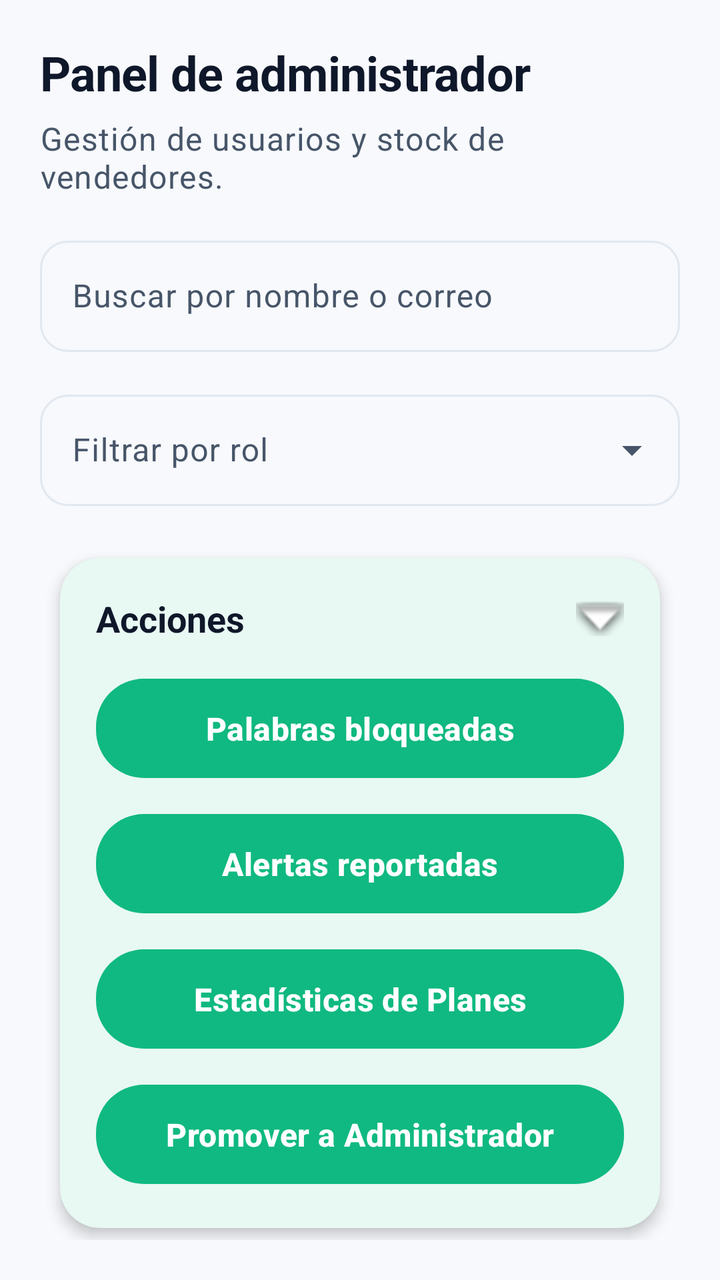
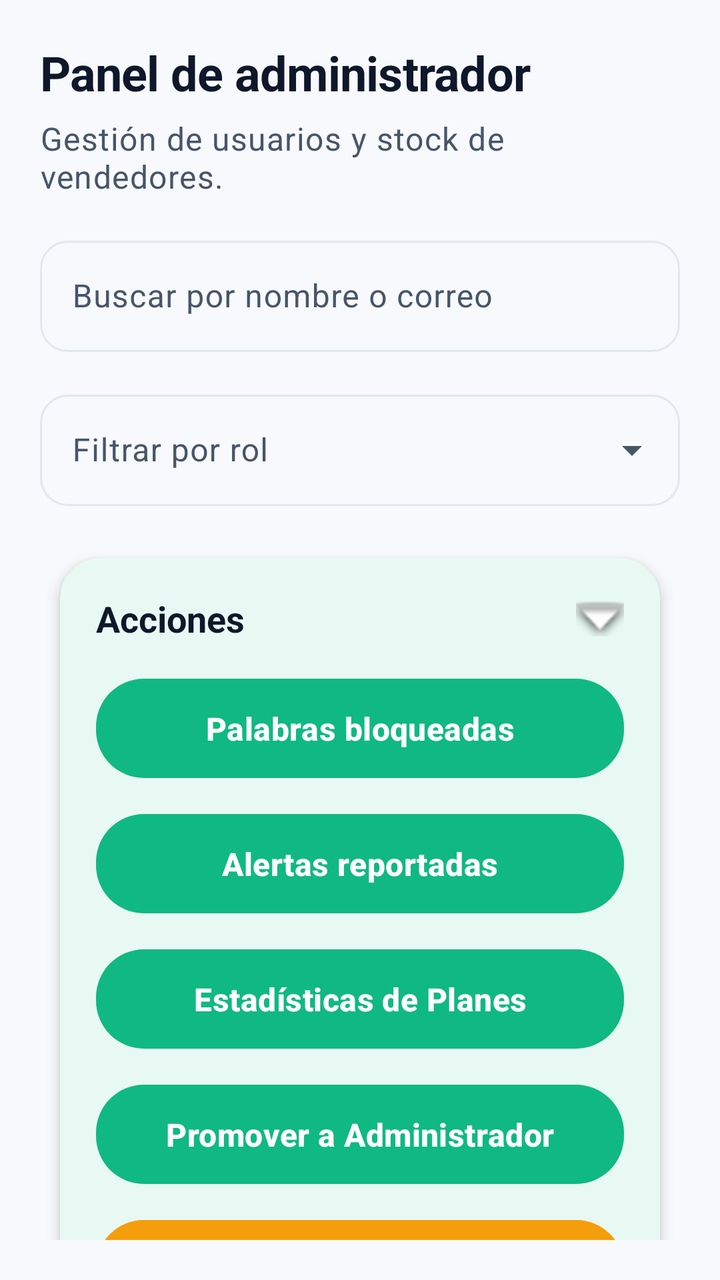

Two renders of the same Android screen: before a commit and after it. Below are the layout's source before the change and the commit's diff.
<!-- AndroidManifest.xml: application theme Theme.RutaAlmacen -->
<!-- res/layout/activity_admin.xml -->
<?xml version="1.0" encoding="utf-8"?>
<androidx.constraintlayout.widget.ConstraintLayout xmlns:android="http://schemas.android.com/apk/res/android"
    xmlns:app="http://schemas.android.com/apk/res-auto"
    xmlns:tools="http://schemas.android.com/tools"
    android:id="@+id/contenedor_admin"
    android:layout_width="match_parent"
    android:layout_height="match_parent"
    android:background="@color/fondo_app"
    android:padding="@dimen/margen_pantalla"
    tools:context=".AdminActivity">

    <TextView
        android:id="@+id/texto_titulo_admin"
        android:layout_width="0dp"
        android:layout_height="wrap_content"
        android:text="Panel de administrador"
        android:textAppearance="@style/TextAppearance.RutaAlmacen.Vendedor.TitleLarge"
        app:layout_constraintEnd_toEndOf="parent"
        app:layout_constraintStart_toStartOf="parent"
        app:layout_constraintTop_toTopOf="parent" />

    <TextView
        android:id="@+id/texto_detalle_admin"
        android:layout_width="0dp"
        android:layout_height="wrap_content"
        android:layout_marginTop="@dimen/espacio_xs"
        android:text="Gestión de usuarios y stock de vendedores."
        android:textAppearance="@style/TextAppearance.RutaAlmacen.Vendedor.BodyMedium"
        app:layout_constraintEnd_toEndOf="parent"
        app:layout_constraintStart_toStartOf="parent"
        app:layout_constraintTop_toBottomOf="@id/texto_titulo_admin" />

    <com.google.android.material.textfield.TextInputLayout
        android:id="@+id/contenedor_busqueda_usuario"
        style="@style/Widget.Material3.TextInputLayout.OutlinedBox"
        android:layout_width="0dp"
        android:layout_height="wrap_content"
        android:layout_marginTop="@dimen/separador_card"
        android:hint="Buscar por nombre o correo"
        app:hintTextAppearance="@style/TextAppearance.RutaAlmacen.Vendedor.BodyMedium"
        app:layout_constraintEnd_toEndOf="parent"
        app:layout_constraintStart_toStartOf="parent"
        app:layout_constraintTop_toBottomOf="@id/texto_detalle_admin">

        <com.google.android.material.textfield.TextInputEditText
            android:id="@+id/campo_busqueda_usuario"
            android:layout_width="match_parent"
            android:layout_height="wrap_content"
            android:inputType="textEmailAddress" />
    </com.google.android.material.textfield.TextInputLayout>

    <com.google.android.material.textfield.TextInputLayout
        android:id="@+id/contenedor_filtro_rol"
        style="@style/Widget.Material3.TextInputLayout.OutlinedBox.ExposedDropdownMenu"
        android:layout_width="0dp"
        android:layout_height="wrap_content"
        android:layout_marginTop="@dimen/separador_card"
        android:hint="Filtrar por rol"
        app:endIconMode="dropdown_menu"
        app:hintTextAppearance="@style/TextAppearance.RutaAlmacen.Vendedor.BodyMedium"
        app:layout_constraintEnd_toEndOf="parent"
        app:layout_constraintStart_toStartOf="parent"
        app:layout_constraintTop_toBottomOf="@id/contenedor_busqueda_usuario">

        <AutoCompleteTextView
            android:id="@+id/campo_filtro_rol"
            android:layout_width="match_parent"
            android:layout_height="wrap_content"
            android:inputType="none" />
    </com.google.android.material.textfield.TextInputLayout>

    <com.google.android.material.card.MaterialCardView
        android:id="@+id/contenedor_acciones_admin"
        android:layout_width="0dp"
        android:layout_height="wrap_content"
        android:layout_marginTop="@dimen/separador_card"
        app:cardBackgroundColor="@color/fondo_card"
        app:cardCornerRadius="@dimen/radio_card"
        app:cardElevation="@dimen/elevacion_card"
        app:cardUseCompatPadding="true"
        app:strokeWidth="0dp"
        app:layout_constraintEnd_toEndOf="parent"
        app:layout_constraintStart_toStartOf="parent"
        app:layout_constraintTop_toBottomOf="@id/contenedor_filtro_rol">

        <LinearLayout
            android:layout_width="match_parent"
            android:layout_height="wrap_content"
            android:orientation="vertical"
            android:padding="@dimen/padding_card">

            <LinearLayout
                android:id="@+id/encabezado_acciones_admin"
                android:layout_width="match_parent"
                android:layout_height="wrap_content"
                android:clickable="true"
                android:focusable="true"
                android:gravity="center_vertical"
                android:orientation="horizontal">

                <TextView
                    android:layout_width="0dp"
                    android:layout_height="wrap_content"
                    android:layout_weight="1"
                    android:text="Acciones"
                    android:textAppearance="@style/TextAppearance.RutaAlmacen.Vendedor.TitleMedium" />

                <ImageView
                    android:id="@+id/icono_acciones_admin"
                    android:layout_width="@dimen/ancho_icono"
                    android:layout_height="@dimen/ancho_icono"
                    android:contentDescription="@null"
                    android:src="@android:drawable/arrow_down_float" />
            </LinearLayout>

            <LinearLayout
                android:id="@+id/contenido_acciones_admin"
                android:layout_width="match_parent"
                android:layout_height="wrap_content"
                android:layout_marginTop="@dimen/separador_card"
                android:orientation="vertical">

                <com.google.android.material.button.MaterialButton
                    android:id="@+id/boton_palabras_bloqueadas"
                    android:layout_width="match_parent"
                    android:layout_height="wrap_content"
                    android:text="Palabras bloqueadas"
                    app:iconGravity="textStart" />

                <com.google.android.material.button.MaterialButton
                    android:id="@+id/boton_alertas_reportadas"
                    android:layout_width="match_parent"
                    android:layout_height="wrap_content"
                    android:layout_marginTop="@dimen/espacio_sm"
                    android:text="Alertas reportadas"
                    app:iconGravity="textStart" />

                <com.google.android.material.button.MaterialButton
                    android:id="@+id/boton_estadisticas_planes"
                    android:layout_width="match_parent"
                    android:layout_height="wrap_content"
                    android:layout_marginTop="@dimen/espacio_sm"
                    android:text="Estadísticas de Planes"
                    app:iconGravity="textStart" />

                <com.google.android.material.button.MaterialButton
                    android:id="@+id/boton_promover_admin"
                    android:layout_width="match_parent"
                    android:layout_height="wrap_content"
                    android:layout_marginTop="@dimen/espacio_sm"
                    android:text="Promover a Administrador"
                    app:iconGravity="textStart" />
            </LinearLayout>
        </LinearLayout>
    </com.google.android.material.card.MaterialCardView>

    <TextView
        android:id="@+id/texto_sin_usuarios"
        android:layout_width="0dp"
        android:layout_height="wrap_content"
        android:layout_marginTop="@dimen/separador_card"
        android:text="No hay usuarios registrados."
        android:textAppearance="@style/TextAppearance.RutaAlmacen.Vendedor.BodyMedium"
        android:visibility="gone"
        app:layout_constraintEnd_toEndOf="parent"
        app:layout_constraintStart_toStartOf="parent"
        app:layout_constraintTop_toBottomOf="@id/contenedor_acciones_admin" />

    <androidx.recyclerview.widget.RecyclerView
        android:id="@+id/recycler_usuarios_admin"
        android:layout_width="0dp"
        android:layout_height="0dp"
        android:layout_marginTop="@dimen/separador_card"
        android:clipToPadding="false"
        android:paddingBottom="@dimen/espacio_lg"
        app:layout_constraintBottom_toBottomOf="parent"
        app:layout_constraintEnd_toEndOf="parent"
        app:layout_constraintStart_toStartOf="parent"
        app:layout_constraintTop_toBottomOf="@id/texto_sin_usuarios"
        tools:listitem="@layout/item_usuario_admin" />

</androidx.constraintlayout.widget.ConstraintLayout>
<!-- res/layout/item_usuario_admin.xml (included above) -->
<?xml version="1.0" encoding="utf-8"?>
<com.google.android.material.card.MaterialCardView xmlns:android="http://schemas.android.com/apk/res/android"
    xmlns:app="http://schemas.android.com/apk/res-auto"
    android:layout_width="match_parent"
    android:layout_height="wrap_content"
    android:layout_marginHorizontal="@dimen/espacio_xs"
    android:layout_marginVertical="@dimen/espacio_xs"
    app:cardBackgroundColor="@color/fondo_card"
    app:cardCornerRadius="@dimen/radio_card"
    app:cardElevation="@dimen/elevacion_card"
    app:cardUseCompatPadding="true"
    app:strokeWidth="0dp">

    <LinearLayout
        android:layout_width="match_parent"
        android:layout_height="wrap_content"
        android:orientation="vertical"
        android:padding="@dimen/padding_card">

        <TextView
            android:id="@+id/texto_nombre_usuario"
            android:layout_width="match_parent"
            android:layout_height="wrap_content"
            android:textAppearance="@style/TextAppearance.RutaAlmacen.Vendedor.TitleMedium"
            android:text="Nombre" />

        <TextView
            android:id="@+id/texto_correo_usuario"
            android:layout_width="match_parent"
            android:layout_height="wrap_content"
            android:layout_marginTop="@dimen/espacio_xs"
            android:textAppearance="@style/TextAppearance.RutaAlmacen.Vendedor.BodyMedium"
            android:text="correo@ejemplo.com" />

        <TextView
            android:id="@+id/texto_rol_usuario"
            android:layout_width="match_parent"
            android:layout_height="wrap_content"
            android:layout_marginTop="@dimen/espacio_xs"
            android:textAppearance="@style/TextAppearance.RutaAlmacen.Vendedor.BodyMedium"
            android:text="Rol: vendedor" />

        <TextView
            android:id="@+id/texto_estado_usuario"
            android:layout_width="match_parent"
            android:layout_height="wrap_content"
            android:layout_marginTop="@dimen/espacio_xs"
            android:textAppearance="@style/TextAppearance.RutaAlmacen.Vendedor.BodyMedium"
            android:text="Estado: Activo" />

        <TextView
            android:id="@+id/texto_inactividad_usuario"
            android:layout_width="match_parent"
            android:layout_height="wrap_content"
            android:layout_marginTop="@dimen/espacio_xs"
            android:textAppearance="@style/TextAppearance.RutaAlmacen.Vendedor.BodyMedium"
            android:text="Inactivo: 0 días" />

        <TextView
            android:id="@+id/texto_creacion_usuario"
            android:layout_width="match_parent"
            android:layout_height="wrap_content"
            android:layout_marginTop="@dimen/espacio_xs"
            android:textAppearance="@style/TextAppearance.RutaAlmacen.Vendedor.BodyMedium"
            android:text="Creado: --" />

        <LinearLayout
            android:layout_width="match_parent"
            android:layout_height="wrap_content"
            android:layout_marginTop="@dimen/espacio_md"
            android:orientation="vertical">

            <LinearLayout
                android:layout_width="match_parent"
                android:layout_height="wrap_content"
                android:gravity="end"
                android:orientation="horizontal">

                <com.google.android.material.button.MaterialButton
                    android:id="@+id/boton_gestionar_plan"
                    style="@style/Widget.Material3.Button.TonalButton"
                    android:layout_width="wrap_content"
                    android:layout_height="wrap_content"
                    android:text="Gestionar Plan"
                    app:icon="@drawable/ic_grant_privilege"
                    app:iconGravity="textStart" />

                <com.google.android.material.button.MaterialButton
                    android:id="@+id/boton_ver_stock_admin"
                    style="@style/Widget.Material3.Button.TonalButton"
                    android:layout_width="wrap_content"
                    android:layout_height="wrap_content"
                    android:layout_marginStart="@dimen/espacio_xs"
                    android:text="Ver stock" />
            </LinearLayout>

            <LinearLayout
                android:layout_width="match_parent"
                android:layout_height="wrap_content"
                android:layout_marginTop="@dimen/espacio_xs"
                android:gravity="end"
                android:orientation="horizontal">

                <com.google.android.material.button.MaterialButton
                    android:id="@+id/boton_hacer_admin"
                    style="@style/Widget.Material3.Button.TonalButton"
                    android:layout_width="wrap_content"
                    android:layout_height="wrap_content"
                    android:text="Hacer Admin"
                    android:textColor="@color/colorPrimary"
                    app:icon="@drawable/ic_grant_privilege"
                    app:iconGravity="textStart"
                    android:visibility="gone" />

                <com.google.android.material.button.MaterialButton
                    android:id="@+id/boton_bloquear_usuario"
                    style="@style/Widget.Material3.Button.TonalButton"
                    android:layout_width="wrap_content"
                    android:layout_height="wrap_content"
                    android:text="Bloquear"
                    android:textColor="@color/estado_pendiente" />

                <com.google.android.material.button.MaterialButton
                    android:id="@+id/boton_eliminar_usuario"
                    style="@style/Widget.Material3.Button.TonalButton"
                    android:layout_width="wrap_content"
                    android:layout_height="wrap_content"
                    android:layout_marginStart="@dimen/espacio_xs"
                    android:text="Eliminar"
                    android:textColor="@color/estado_cerrado" />
            </LinearLayout>
        </LinearLayout>
    </LinearLayout>

</com.google.android.material.card.MaterialCardView>
<!-- resources referenced by this layout -->
<resources>
  <color name="colorPrimary">#FF10B981</color>
  <color name="estado_cerrado">#FFEF4444</color>
  <color name="estado_pendiente">#FFF59E0B</color>
  <color name="fondo_app">#FFF7F9FC</color>
  <color name="fondo_card">#FFFFFFFF</color>
  <dimen name="ancho_icono">24dp</dimen>
  <dimen name="elevacion_card">4dp</dimen>
  <dimen name="espacio_lg">20dp</dimen>
  <dimen name="espacio_md">16dp</dimen>
  <dimen name="espacio_sm">10dp</dimen>
  <dimen name="espacio_xs">6dp</dimen>
  <dimen name="margen_pantalla">20dp</dimen>
  <dimen name="padding_card">18dp</dimen>
  <dimen name="radio_card">20dp</dimen>
  <dimen name="separador_card">14dp</dimen>
  <!-- drawable ic_grant_privilege (drawable) -->
  <vector xmlns:android="http://schemas.android.com/apk/res/android"
      android:width="24dp"
      android:height="24dp"
      android:viewportWidth="24"
      android:viewportHeight="24">
      <path
          android:fillColor="#FF10B981"
          android:pathData="M12,2L14.09,8.26L20,9.27L15.55,13.97L16.91,20L12,16.9L7.09,20L8.45,13.97L4,9.27L9.91,8.26L12,2Z" />
  </vector>
  <style name="TextAppearance.RutaAlmacen.Vendedor.BodyMedium" parent="TextAppearance.Material3.BodyLarge">
          <item name="android:textSize">@dimen/texto_cuerpo_lg</item>
          <item name="android:textColor">@color/texto_secundario</item>
      </style>
  <style name="TextAppearance.RutaAlmacen.Vendedor.TitleLarge" parent="TextAppearance.Material3.HeadlineMedium">
          <item name="android:textSize">@dimen/texto_titulo_xl</item>
          <item name="android:textColor">@color/texto_principal</item>
          <item name="android:textStyle">bold</item>
          <item name="android:letterSpacing">-0.01</item>
      </style>
  <style name="TextAppearance.RutaAlmacen.Vendedor.TitleMedium" parent="TextAppearance.Material3.TitleLarge">
          <item name="android:textSize">18sp</item>
          <item name="android:textColor">@color/texto_principal</item>
          <item name="android:textStyle">bold</item>
      </style>
  <style name="Theme.RutaAlmacen" parent="Base.Theme.RutaAlmacen" />
  <dimen name="texto_cuerpo_lg">16sp</dimen>
  <color name="texto_secundario">#FF475569</color>
  <dimen name="texto_titulo_xl">24sp</dimen>
  <color name="texto_principal">#FF0F172A</color>
  <color name="colorOnPrimary">#FFFFFFFF</color>
  <color name="colorPrimaryLight">#FFD1FAE5</color>
  <color name="texto_en_pastel">#FF0F766E</color>
  <color name="colorSecondary">#FFF59E0B</color>
  <color name="colorOnSecondary">#FFFFFFFF</color>
  <color name="colorSecondaryLight">#FFFEF3C7</color>
  <color name="colorTertiary">#FF6366F1</color>
  <color name="colorTertiaryLight">#FFE0E7FF</color>
  <color name="colorAccent">#FFEF4444</color>
  <color name="colorAccentLight">#FFFEE2E2</color>
  <color name="borde_sutil">#FFE2E8F0</color>
  <color name="divisor">#FFF1F5F9</color>
  <style name="Widget.RutaAlmacen.CardView" parent="Widget.Material3.CardView.Filled">
          <item name="cardCornerRadius">@dimen/radio_card</item>
          <item name="cardElevation">@dimen/elevacion_card</item>
          <item name="cardBackgroundColor">@color/fondo_card</item>
          <item name="strokeWidth">0dp</item>
          <item name="cardUseCompatPadding">true</item>
      </style>
  <dimen name="radio_boton">24dp</dimen>
  <dimen name="alto_boton">56dp</dimen>
  <dimen name="texto_titulo_sm">16sp</dimen>
  <dimen name="radio_input">14dp</dimen>
  <!-- unchanged entries left out for length: 3 -->
</resources>

<!-- the commit's change to res/layout/activity_admin.xml (unified diff, before → after) -->
@@ -149,6 +149,16 @@
                     android:layout_height="wrap_content"
                     android:layout_marginTop="@dimen/espacio_sm"
                     android:text="Promover a Administrador"
+                    app:iconGravity="textStart" />
+
+                <com.google.android.material.button.MaterialButton
+                    android:id="@+id/boton_verificar_vendedores"
+                    android:layout_width="match_parent"
+                    android:layout_height="wrap_content"
+                    android:layout_marginTop="@dimen/espacio_sm"
+                    android:text="Verificar Vendedores"
+                    android:backgroundTint="@color/estado_pendiente"
+                    app:icon="@drawable/ic_verificacion"
                     app:iconGravity="textStart" />
             </LinearLayout>
         </LinearLayout>
<!-- resource entries referenced after the edit -->
@@ -24,6 +24,16 @@
       <path
           android:fillColor="#FF10B981"
           android:pathData="M12,2L14.09,8.26L20,9.27L15.55,13.97L16.91,20L12,16.9L7.09,20L8.45,13.97L4,9.27L9.91,8.26L12,2Z" />
+  </vector>
+  <!-- drawable ic_verificacion (drawable) -->
+  <vector xmlns:android="http://schemas.android.com/apk/res/android"
+      android:width="24dp"
+      android:height="24dp"
+      android:viewportWidth="24"
+      android:viewportHeight="24">
+      <path
+          android:fillColor="@android:color/white"
+          android:pathData="M12,1L3,5v6c0,5.55 3.84,10.74 9,12 5.16,-1.26 9,-6.45 9,-12V5l-9,-4zM10,17l-3.5,-3.5 1.41,-1.41L10,14.17l5.59,-5.59L17,10l-7,7z"/>
   </vector>
   <style name="TextAppearance.RutaAlmacen.Vendedor.BodyMedium" parent="TextAppearance.Material3.BodyLarge">
           <item name="android:textSize">@dimen/texto_cuerpo_lg</item>
